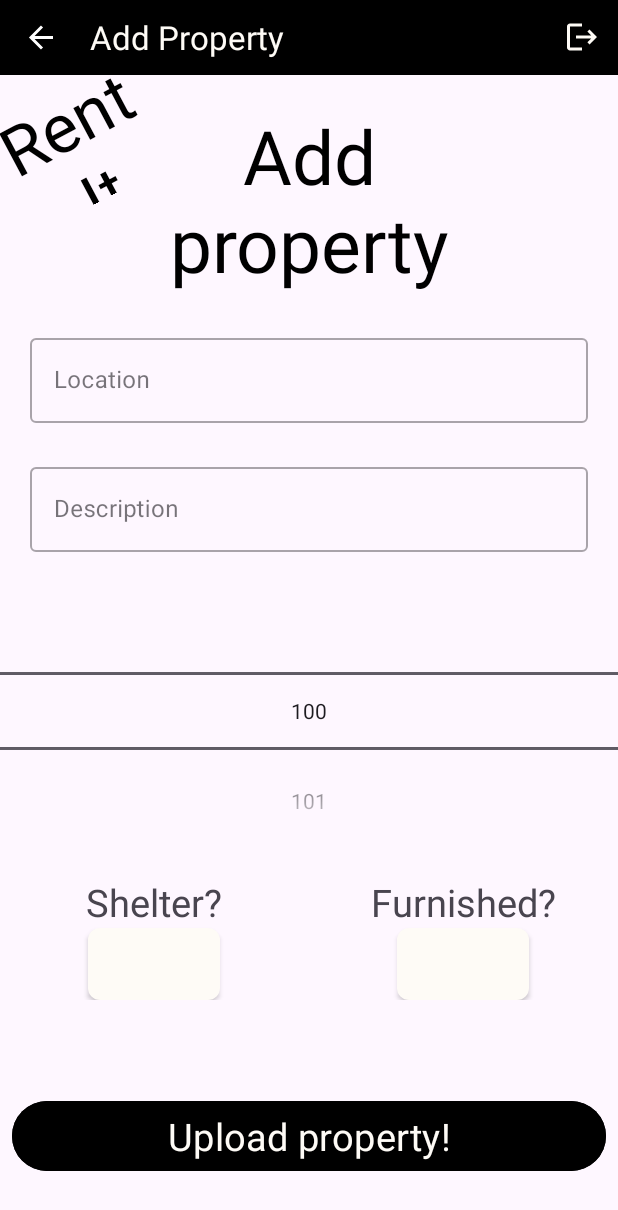
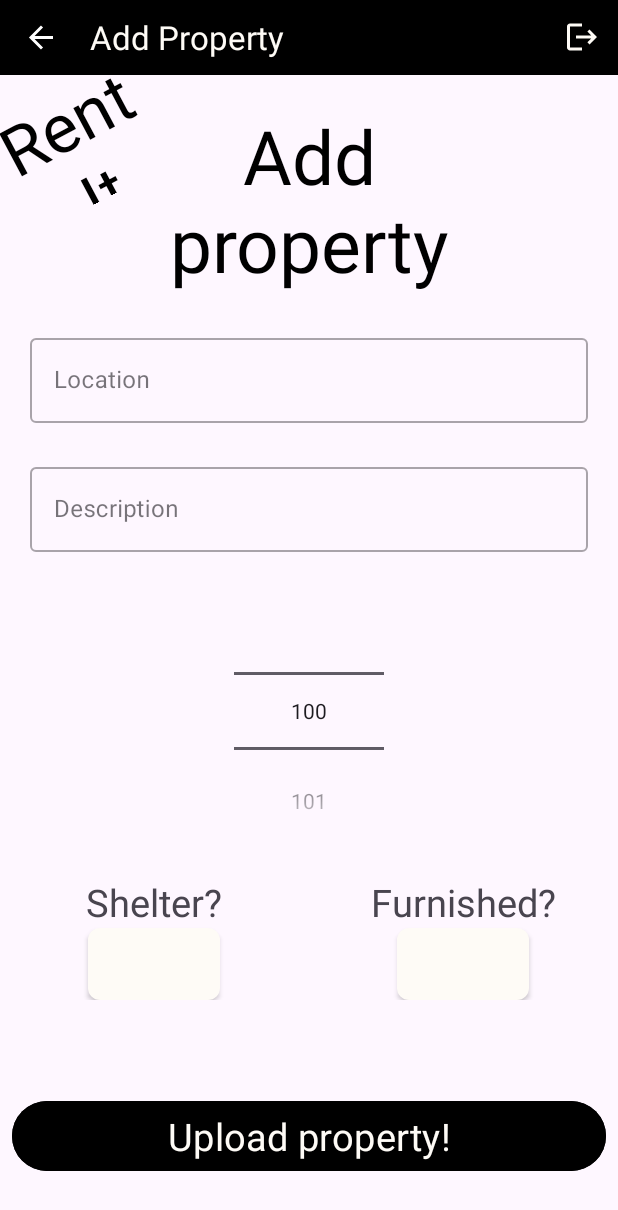
Before and after one commit to juda1999/RentIt, an Android app: the AddPropertyFragment screen opened through its navigation route, on a phone screen of 412 x 824 dp. Shown: the top 1210 px of the screen. Run offline under Robolectric (Android 15) with nearby library versions, the phone set to English and light mode, and no system bars; our stand-ins replace Firebase (no records; nobody signed in at launch, a user with empty details on screens opened directly), Room's generated code, navigation-ui; Roboto replaces fonts that are not available here.

Commit message:
feat(properties): number picker works!

```diff
--- a/app/src/main/res/layout/fragment_add_property.xml
+++ b/app/src/main/res/layout/fragment_add_property.xml
@@ -81,7 +81,7 @@
 
     <NumberPicker
         android:id="@+id/add_property_number_picker"
-        android:layout_width="0dp"
+        android:layout_width="100dp"
         android:layout_height="wrap_content"
         android:layout_marginTop="16dp"
         app:layout_constraintEnd_toEndOf="parent"
```
